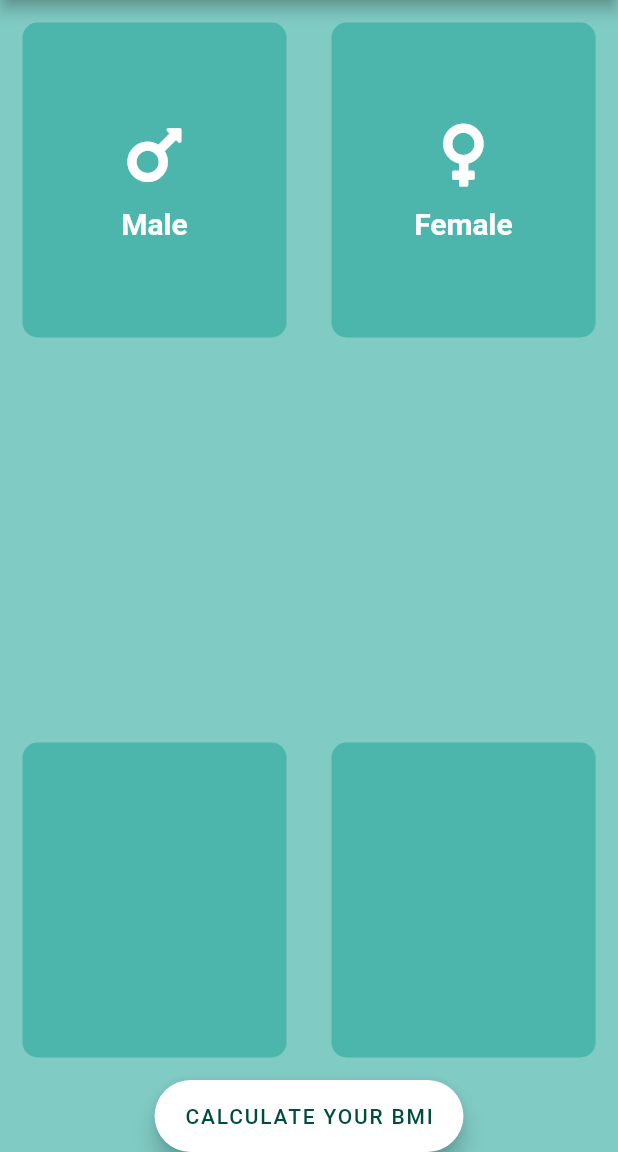
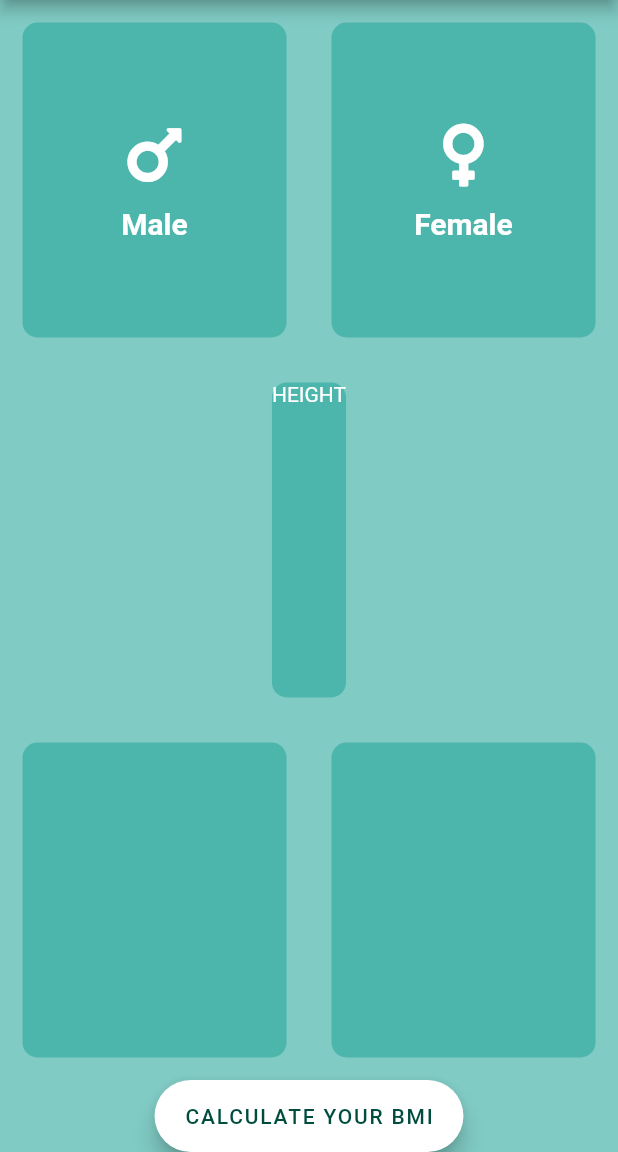
Before and after one commit to johnnylyimo/Flutter_BMI_SmartCalculator, a Flutter app: the screen it shows after launch, on a phone screen of 412 x 824 dp, the part 84-1236 px from its top. Run offline on Flutter 3.47's test engine with Material 2 defaults, Android fonts, the phone set to English and light mode, and no system bars; our stand-ins replace font_awesome_flutter.

Commit message:
Added Text as one of Column Children

```diff
--- a/lib/screens/home_page.dart
+++ b/lib/screens/home_page.dart
@@ -65,7 +65,11 @@ class _HomePageState extends State<HomePage> {
           ),
           Expanded(
             child: ReusableCard(
-              cardChild: Column(),
+              cardChild: Column(
+                children: <Widget>[
+                  Text('HEIGHT'),
+                ],
+              ),
               color: inactiveCardColor,
             ),
           ),
```
